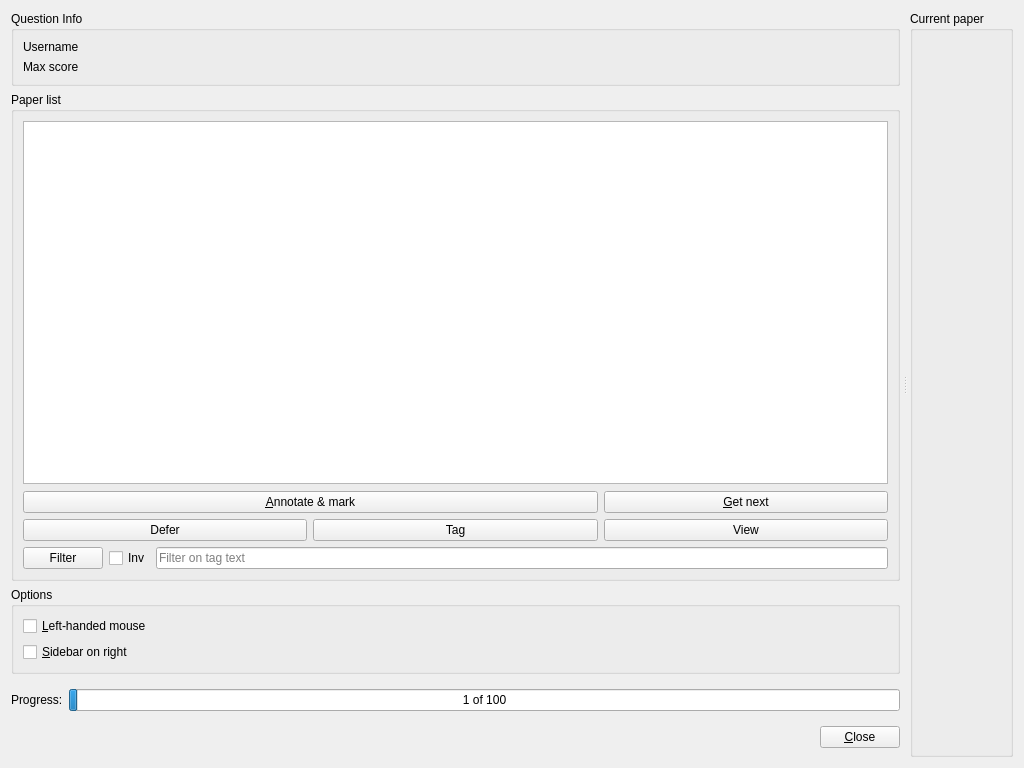
plomgrading/plom, file qtCreatorFiles/ui_marker.ui: the form before one commit.
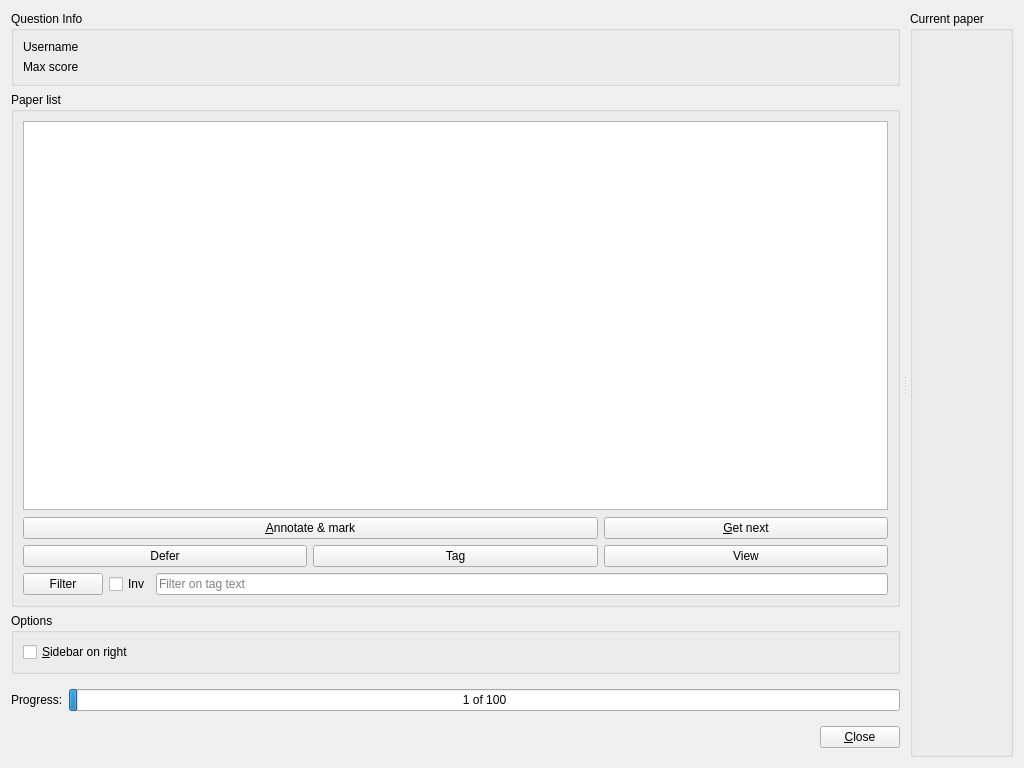
The form after the commit. Custom widgets are drawn as their Qt base class.

Commit message: Removed left-hand-on-mouse option

What changed in the file:
```diff
--- a/qtCreatorFiles/ui_marker.ui
+++ b/qtCreatorFiles/ui_marker.ui
@@ -250,16 +250,6 @@
           <string>Options</string>
          </property>
          <layout class="QVBoxLayout" name="verticalLayout_3">
-          <item>
-           <widget class="QCheckBox" name="leftMouseCB">
-            <property name="toolTip">
-             <string>Move keyboard shortcuts to right hand</string>
-            </property>
-            <property name="text">
-             <string>&amp;Left-handed mouse</string>
-            </property>
-           </widget>
-          </item>
           <item>
            <widget class="QCheckBox" name="sidebarRightCB">
             <property name="text">
```
Left out of the diff: 3 changed lines with no effect on the pictures. The commit also changes 4 other files.
